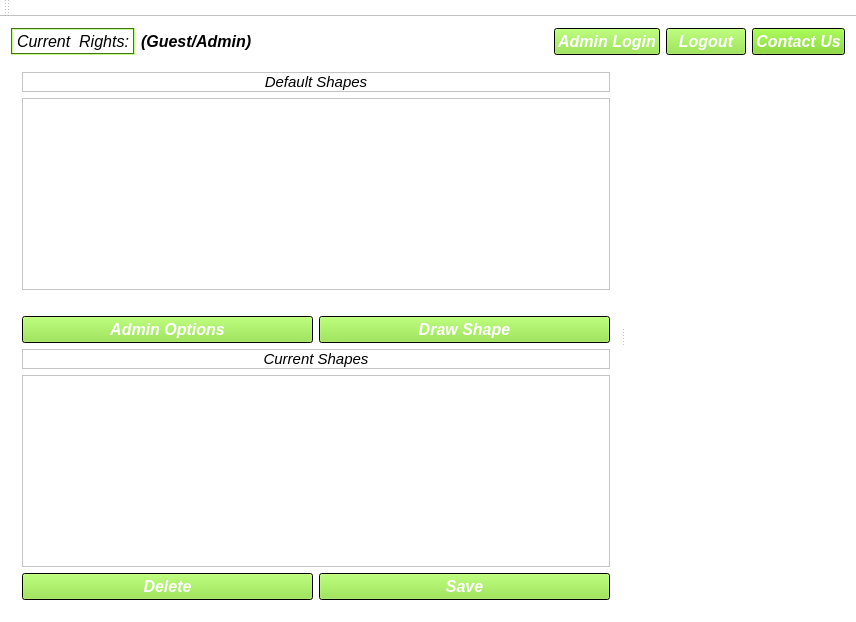
This is CS1Cofficial/mainwindow.ui in MarcoYbanez/CS1Cproject as Qt 5 draws it before an edit. The edited form follows.
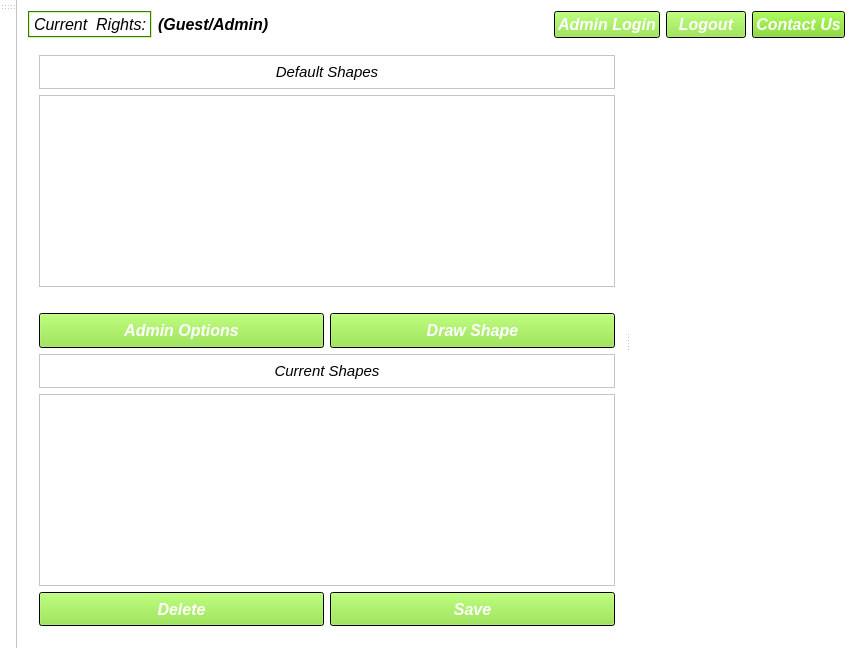
This is the edited form. Custom widgets are drawn as their Qt base class.

```diff
--- a/CS1Cofficial/mainwindow.ui
+++ b/CS1Cofficial/mainwindow.ui
@@ -7,7 +7,7 @@
     <x>0</x>
     <y>0</y>
     <width>856</width>
-    <height>511</height>
+    <height>648</height>
    </rect>
   </property>
   <property name="palette">
@@ -3222,7 +3222,7 @@
   </widget>
   <widget class="QToolBar" name="mainToolBar">
    <attribute name="toolBarArea">
-    <enum>TopToolBarArea</enum>
+    <enum>LeftToolBarArea</enum>
    </attribute>
    <attribute name="toolBarBreak">
     <bool>false</bool>
```
Left out of the diff: 25 changed lines with no effect on the pictures.
